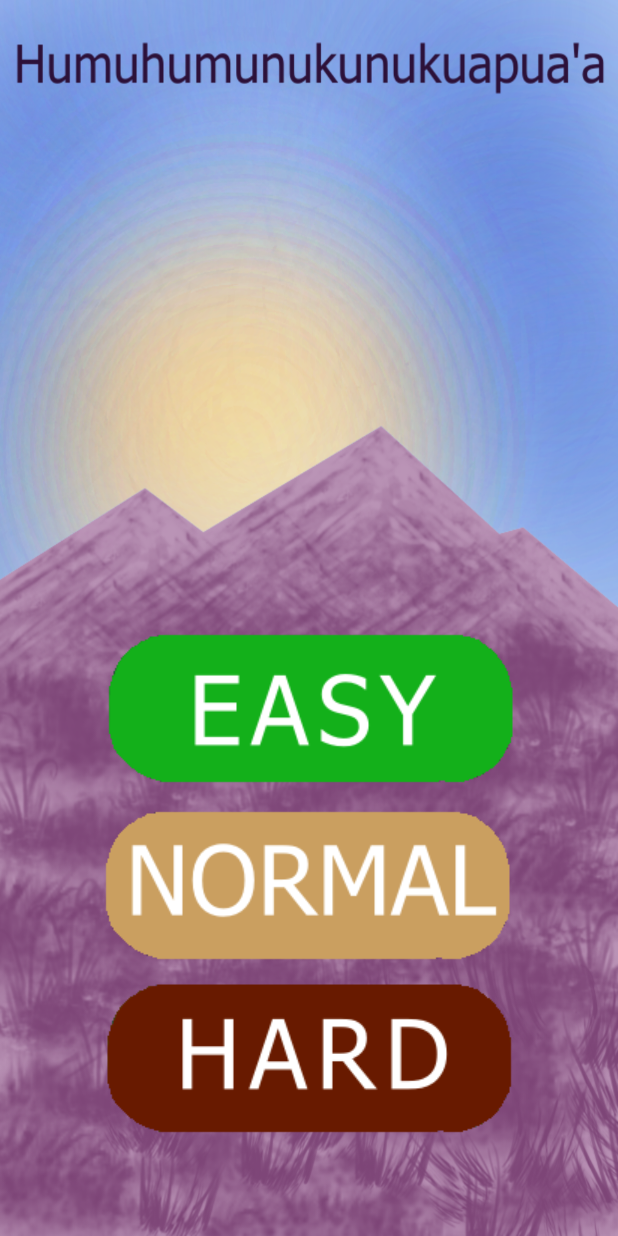
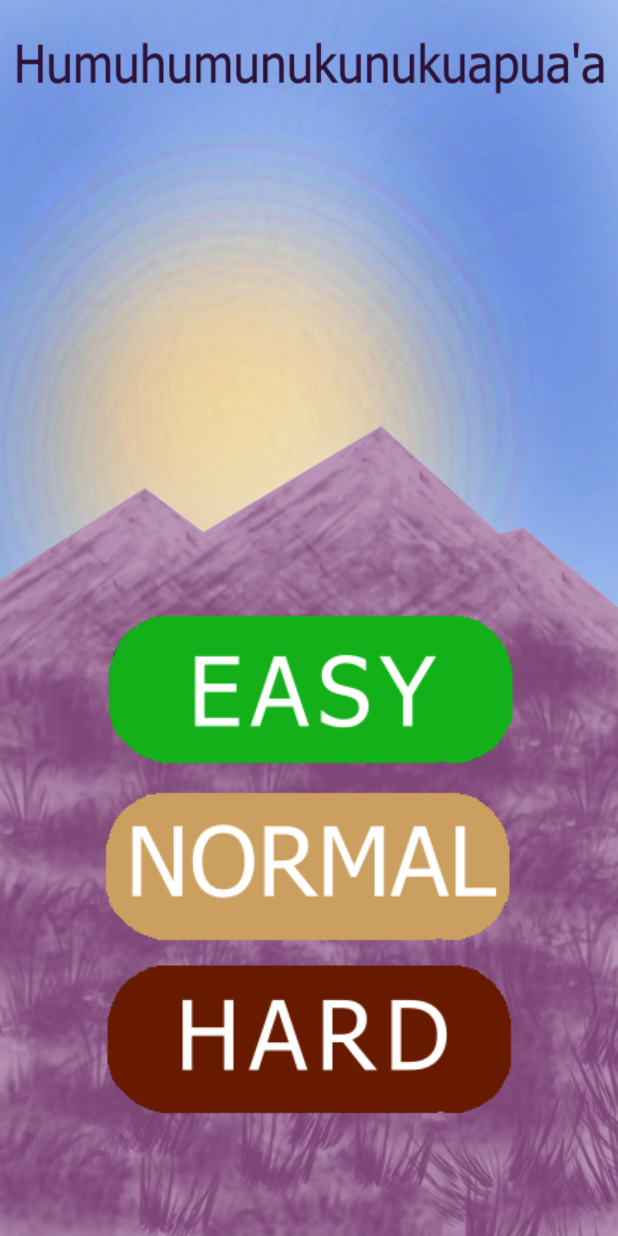
Before and after one commit to GU-App-Development/mobile-dev-app-final-project-humuhumunukunukuapuaa, an Android app: the screen it shows after launch (PlayActivity), on a phone screen of 412 x 824 dp. Run offline under Robolectric (Android 15) with nearby library versions, the phone set to English and light mode, and no system bars.

Commit message:
fixed play menu button display

```diff
--- a/app/src/main/res/layout/activity_play.xml
+++ b/app/src/main/res/layout/activity_play.xml
@@ -14,7 +14,7 @@
     <ImageView
         android:id="@+id/playBtnEasy"
         android:layout_gravity="center"
-        android:layout_marginTop="350dp"
+        android:layout_marginTop="325dp"
         android:src="@drawable/playbtneasy"
         android:layout_width="wrap_content"
         android:layout_height="wrap_content"/>
```
